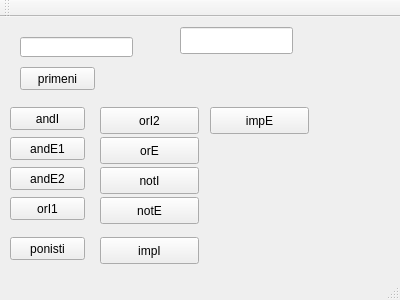
First picture: the form in Interaktivni-dokazivac/mainwindow.ui, repository Shoocky/Interaktivni-dokazivac, before the edit.
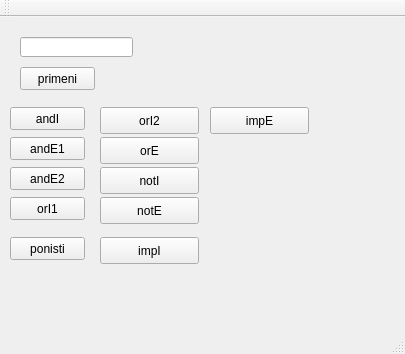
Second picture: the form after the edit.

Commit message: Dodat je QMessageDialog za unosenje nove formule koja se uvodi

Diff of the .ui file:
```diff
--- a/Interaktivni-dokazivac/mainwindow.ui
+++ b/Interaktivni-dokazivac/mainwindow.ui
@@ -6,8 +6,8 @@
    <rect>
     <x>0</x>
     <y>0</y>
-    <width>400</width>
-    <height>300</height>
+    <width>405</width>
+    <height>354</height>
    </rect>
   </property>
   <property name="windowTitle">
@@ -210,16 +210,6 @@
      <string>impE</string>
     </property>
    </widget>
-   <widget class="QLineEdit" name="constLineEdit">
-    <property name="geometry">
-     <rect>
-      <x>180</x>
-      <y>10</y>
-      <width>113</width>
-      <height>27</height>
-     </rect>
-    </property>
-   </widget>
   </widget>
   <widget class="QMenuBar" name="menuBar">
    <property name="geometry">
```
Left out of the diff: 2 changed lines with no effect on the pictures. The commit also changes 1 other file.
